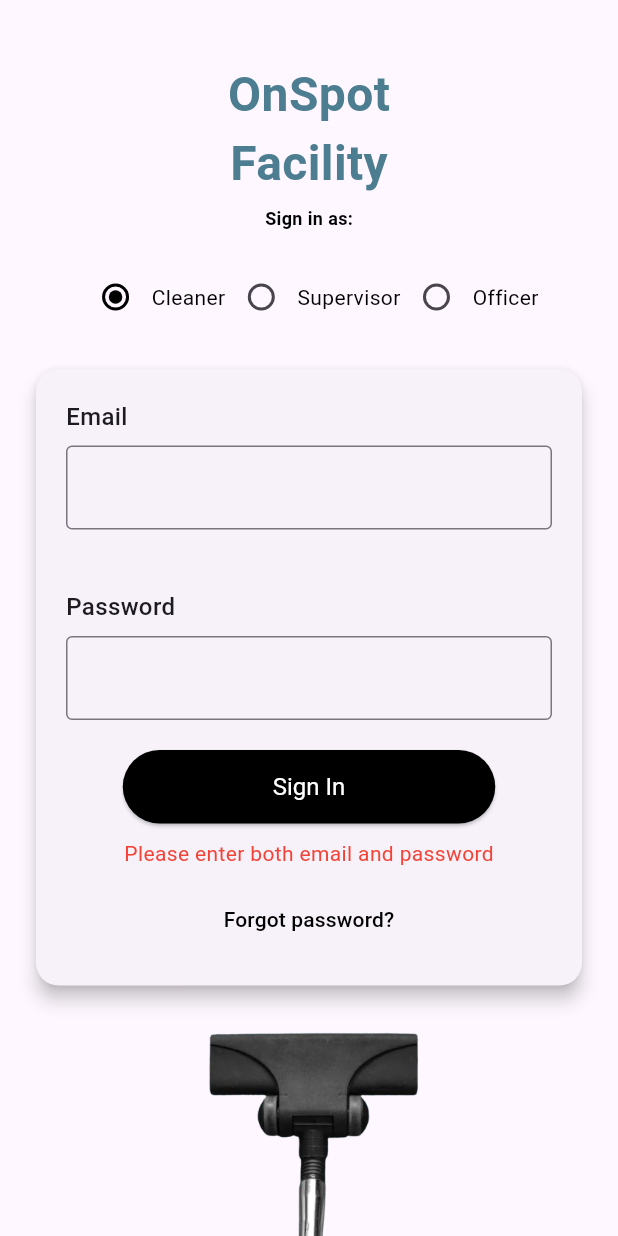
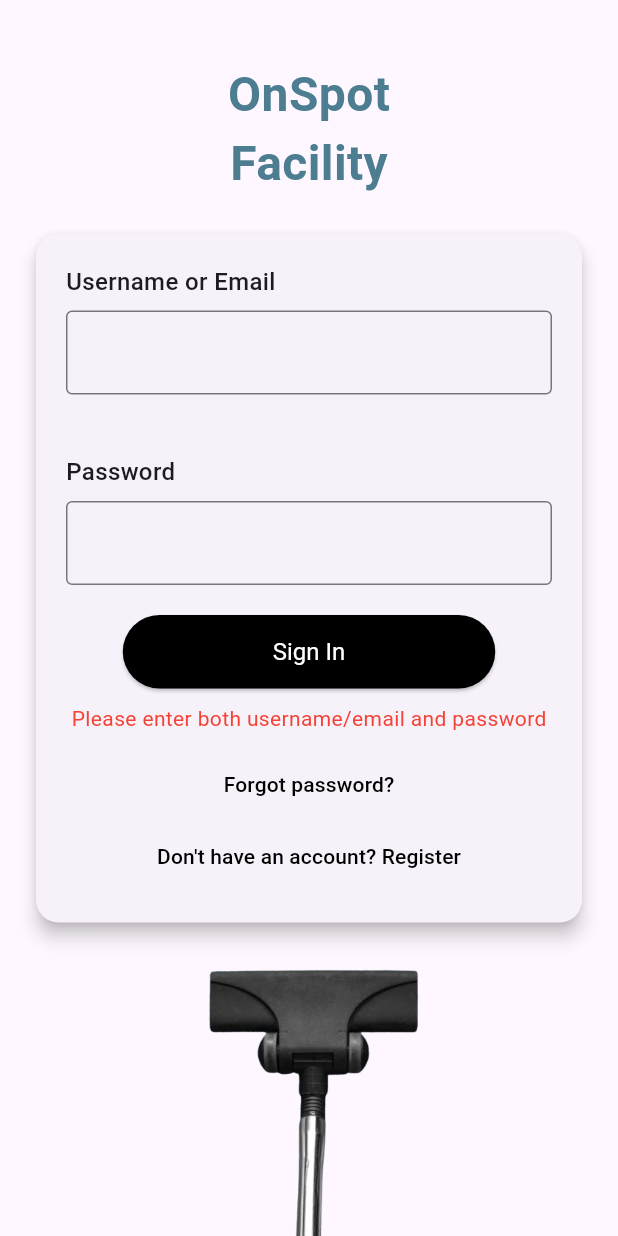
Before and after one commit to aliahmrn/onspot, a Flutter app: the screen it shows after launch, after a tap on "Sign In", on a phone screen of 412 x 824 dp. Run offline on Flutter 3.47's test engine with Material 3 defaults, Android fonts, the phone set to English and light mode, and no system bars; our stand-ins replace flutter_secure_storage, flutter_svg, shared_preferences; network calls fail.

Commit message:
new officer w login register

```diff
--- a/lib/login.dart
+++ b/lib/login.dart
@@ -1,8 +1,7 @@
 import 'package:flutter/material.dart';
-import 'package:http/http.dart' as http;
-import 'dart:convert';
 import 'package:onspot_officer/service/auth_service.dart';
 import 'officer/homescreen.dart';
+import 'register.dart';
 
 class LoginScreen extends StatefulWidget {
   const LoginScreen({super.key});
@@ -12,65 +11,46 @@ class LoginScreen extends StatefulWidget {
 }
 
 class _LoginScreenState extends State<LoginScreen> {
-  String userType = 'Cleaner'; // Default to Cleaner
-  final TextEditingController _emailController = TextEditingController();
+  final TextEditingController _inputController = TextEditingController(); // Changed to be more generic for input (username/email)
   final TextEditingController _passwordController = TextEditingController();
   final AuthService _authService = AuthService();
   String _errorMessage = '';
+  bool _isLoading = false;
 
   Future<void> _login() async {
-    final String email = _emailController.text;
+    final String input = _inputController.text; // Use 'input' to accept both username and email
     final String password = _passwordController.text;
 
-    if (email.isEmpty || password.isEmpty) {
+    // Input validation
+    if (input.isEmpty || password.isEmpty) {
       setState(() {
-        _errorMessage = 'Please enter both email and password';
+        _errorMessage = 'Please enter both username/email and password';
       });
       return;
     }
 
+    setState(() {
+      _isLoading = true; // Show loading indicator
+    });
+
     try {
-      final response = await http.post(
-        Uri.parse('http://127.0.0.1:8000/api/login'),
-        headers: <String, String>{
-          'Content-Type': 'application/json; charset=UTF-8',
-        },
-        body: jsonEncode(<String, String>{
-          'email': email,
-          'password': password,
-        }),
+      await _authService.login(input, password); // Pass 'input' instead of just 'email'
+
+      // Navigate to Officer Home Screen upon successful login
+      Navigator.pushReplacement(
+        context,
+        MaterialPageRoute(builder: (context) => OfficerHomeScreen()),
       );
-
-      // Check the response status
-      if (response.statusCode == 200) {
-        final Map<String, dynamic> data = json.decode(response.body);
-        final String token = data['access_token']; // Get the access token
-        final String role = data['user']['role']; // Get the user role
-
-        print('Role: $role'); // Log the role for debugging
-
-        // Save token securely
-        await _authService.saveToken(token);
-
-        // Determine user role
-        if  (role == 'officer') {
-          Navigator.pushReplacement(
-            context,
-            MaterialPageRoute(builder: (context) => OfficerHomeScreen()),
-          );
-        }
-      } else {
-        // Handle error response
-        setState(() {
-          _errorMessage = 'Invalid email or password';
-        });
-      }
     } catch (e) {
-      // Handle exceptions, such as network issues
+      // Handle exceptions, such as invalid credentials
       setState(() {
-        _errorMessage = 'Failed to login: $e';
+        _errorMessage = 'Failed to login: ${e.toString()}'; // Update error message
       });
       print('Error: $e'); // Log the error for debugging
+    } finally {
+      setState(() {
+        _isLoading = false; // Hide loading indicator
+      });
     }
   }
 
@@ -105,26 +85,6 @@ class _LoginScreenState extends State<LoginScreen> {
                     ),
                   ],
                 ),
-                const SizedBox(height: 5),
-                const Center(
-                  child: Text(
-                    'Sign in as:',
-                    style: TextStyle(
-                      fontSize: 12,
-                      fontWeight: FontWeight.w600,
-                      color: Colors.black,
-                    ),
-                  ),
-                ),
-                const SizedBox(height: 20),
-                Row(
-                  mainAxisAlignment: MainAxisAlignment.center,
-                  children: [
-                    _buildUserTypeOption('Cleaner'),
-                    _buildUserTypeOption('Supervisor'),
-                    _buildUserTypeOption('Officer'),
-                  ],
-                ),
                 const SizedBox(height: 20),
                 Card(
                   elevation: 5,
@@ -135,12 +95,13 @@ class _LoginScreenState extends State<LoginScreen> {
                     padding: const EdgeInsets.all(20.0),
                     child: Column(
                       children: <Widget>[
-                        _buildInputField('Email', _emailController),
+                        // Input fields for username/email and password
+                        _buildInputField('Username or Email', _inputController), // Updated to be generic
                         const SizedBox(height: 40),
                         _buildInputField('Password', _passwordController, obscureText: true),
                         const SizedBox(height: 20),
                         ElevatedButton(
-                          onPressed: _login,
+                          onPressed: _isLoading ? null : _login, // Disable button while loading
                           style: ElevatedButton.styleFrom(
                             backgroundColor: Colors.black,
                             padding: const EdgeInsets.symmetric(horizontal: 100, vertical: 15),
@@ -149,10 +110,9 @@ class _LoginScreenState extends State<LoginScreen> {
                             ),
                             textStyle: const TextStyle(fontSize: 16),
                           ),
-                          child: const Text(
-                            'Sign In',
-                            style: TextStyle(color: Colors.white),
-                          ),
+                          child: _isLoading
+                              ? const CircularProgressIndicator(color: Colors.white) // Show loading indicator
+                              : const Text('Sign In', style: TextStyle(color: Colors.white)),
                         ),
                         const SizedBox(height: 10),
                         if (_errorMessage.isNotEmpty) ...[
@@ -163,12 +123,25 @@ class _LoginScreenState extends State<LoginScreen> {
                           const SizedBox(height: 10),
                         ],
                         TextButton(
-                          onPressed: () {},
+                          onPressed: () {}, // Add forgot password functionality if needed
                           child: const Text(
                             'Forgot password?',
                             style: TextStyle(color: Colors.black),
                           ),
                         ),
+                        TextButton(
+                        onPressed: () {
+                          // Navigate to RegistrationScreen when clicked
+                          Navigator.push(
+                            context,
+                            MaterialPageRoute(builder: (context) => const RegistrationScreen()), // Navigate to RegistrationScreen
+                          );
+                        },
+                        child: const Text(
+                          "Don't have an account? Register",
+                          style: TextStyle(color: Colors.black),
+                        ),
+                      ),
                       ],
                     ),
                   ),
@@ -211,25 +184,4 @@ class _LoginScreenState extends State<LoginScreen> {
       ],
     );
   }
-
-  Widget _buildUserTypeOption(String type) {
-    return Row(
-      children: [
-        Radio<String>(
-          value: type,
-          groupValue: userType,
-          onChanged: (value) {
-            setState(() {
-              userType = value!;
-            });
-          },
-          activeColor: Colors.black,
-        ),
-        Text(
-          type,
-          style: const TextStyle(color: Colors.black),
-        ),
-      ],
-    );
-  }
 }
--- a/lib/main.dart
+++ b/lib/main.dart
@@ -1,6 +1,5 @@
 import 'package:flutter/material.dart';
 import 'login.dart'; // Import the login screen
-import 'protected_route.dart'; // Import your ProtectedRoute
 import 'officer/homescreen.dart'; // Import the officer home screen
 
 void main() {
@@ -14,10 +13,10 @@ class OnspotOfficerApp extends StatelessWidget {
   Widget build(BuildContext context) {
     return MaterialApp(
       debugShowCheckedModeBanner: false,
-      initialRoute: '/',
+      initialRoute: '/', // Set the initial route to the login screen
       routes: {
-        '/': (context) => const LoginScreen(), // Set the initial route to the login screen
-        '/officer-home': (context) => ProtectedRoute(child: OfficerHomeScreen()), // Protect the Officer home route
+        '/': (context) => const LoginScreen(), // Set the login screen as the initial route
+        '/officer-home': (context) => OfficerHomeScreen(), // Set the Officer home screen route
       },
     );
   }
--- a/lib/officer/profile.dart
+++ b/lib/officer/profile.dart
@@ -4,7 +4,7 @@ import 'navbar.dart';
 import 'profileedit.dart';
 import '../profile.dart'; // Import your reusable ProfilePage
 import '../login.dart'; // Assuming this is where the LoginScreen is located
-import 'http_service.dart'; // Import your HTTP service file
+import '../service/http_service.dart'; // Import your HTTP service file
 
 class OfficerProfileScreen extends StatefulWidget { // Change to StatefulWidget
   const OfficerProfileScreen({super.key});
--- a/lib/officer/http_service.dart
+++ b/lib/service/http_service.dart
@@ -3,7 +3,7 @@ import 'package:http/http.dart' as http; // Import the HTTP package
 
 // A function to handle the logout request
 Future<void> logoutUser(String token) async {
-  final url = Uri.parse('https://your-laravel-app.com/api/logout'); // Replace with your actual Laravel logout endpoint
+  final url = Uri.parse('http://10.0.2.2/onspot_facility/public/api/flutterlogout'); // Replace with your actual Laravel logout endpoint
 
   try {
     final response = await http.post(
@@ -26,7 +26,7 @@ Future<void> logoutUser(String token) async {
 
 // A function to fetch user data
 Future<void> fetchUserData(String token) async {
-  final url = Uri.parse('https://your-laravel-app.com/api/user'); // Replace with your actual Laravel user endpoint
+  final url = Uri.parse('http://10.0.2.2/onspot_facility/public/api/flutterprofile'); // Replace with your actual Laravel user endpoint
 
   try {
     final response = await http.get(
```
Also changed, not shown: lib/protected_route.dart (deleted, +0 -27 lines), lib/register.dart (added, +171 -0 lines), lib/service/auth_middleware.dart (deleted, +0 -10 lines), lib/service/auth_service.dart (+74 -28 lines), lib/http_service.dart (deleted).
